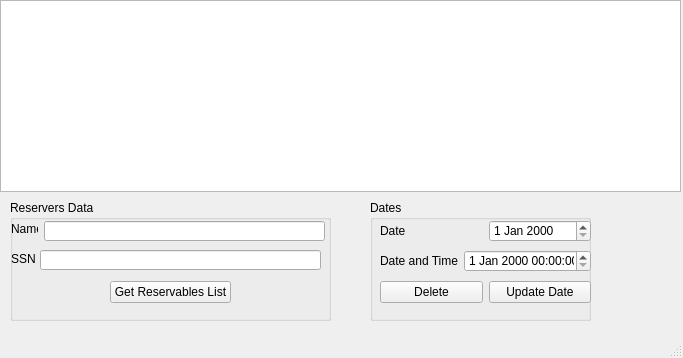
This is View/Receptionist/updatedeleteres.ui in hishamyakan/Hotel-Mangement-System as Qt 5 draws it before an edit. The edited form follows.
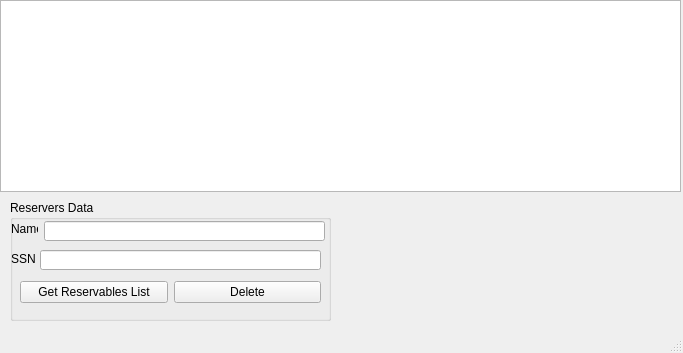
This is the edited form.

```diff
--- a/View/Receptionist/updatedeleteres.ui
+++ b/View/Receptionist/updatedeleteres.ui
@@ -7,7 +7,7 @@
     <x>0</x>
     <y>0</y>
     <width>683</width>
-    <height>358</height>
+    <height>353</height>
    </rect>
   </property>
   <property name="windowTitle">
@@ -92,19 +92,6 @@
       </rect>
      </property>
      <layout class="QHBoxLayout" name="horizontalLayout_3">
-      <item>
-       <spacer name="horizontalSpacer">
-        <property name="orientation">
-         <enum>Qt::Horizontal</enum>
-        </property>
-        <property name="sizeHint" stdset="0">
-         <size>
-          <width>40</width>
-          <height>20</height>
-         </size>
-        </property>
-       </spacer>
-      </item>
       <item>
        <widget class="QPushButton" name="GetReservationList">
         <property name="text">
@@ -113,101 +100,12 @@
        </widget>
       </item>
       <item>
-       <spacer name="horizontalSpacer_2">
-        <property name="orientation">
-         <enum>Qt::Horizontal</enum>
-        </property>
-        <property name="sizeHint" stdset="0">
-         <size>
-          <width>40</width>
-          <height>20</height>
-         </size>
-        </property>
-       </spacer>
-      </item>
-     </layout>
-    </widget>
-   </widget>
-   <widget class="QGroupBox" name="groupBox_2">
-    <property name="geometry">
-     <rect>
-      <x>370</x>
-      <y>200</y>
-      <width>221</width>
-      <height>121</height>
-     </rect>
-    </property>
-    <property name="title">
-     <string>Dates</string>
-    </property>
-    <widget class="QWidget" name="layoutWidget">
-     <property name="geometry">
-      <rect>
-       <x>10</x>
-       <y>20</y>
-       <width>211</width>
-       <height>22</height>
-      </rect>
-     </property>
-     <layout class="QHBoxLayout" name="horizontalLayout_2">
-      <item>
-       <widget class="QLabel" name="label_3">
-        <property name="text">
-         <string>Date</string>
-        </property>
-       </widget>
-      </item>
-      <item>
-       <widget class="QDateEdit" name="dateEdit"/>
-      </item>
-     </layout>
-    </widget>
-    <widget class="QWidget" name="layoutWidget">
-     <property name="geometry">
-      <rect>
-       <x>10</x>
-       <y>50</y>
-       <width>211</width>
-       <height>22</height>
-      </rect>
-     </property>
-     <layout class="QHBoxLayout" name="horizontalLayout">
-      <item>
-       <widget class="QLabel" name="label_4">
-        <property name="text">
-         <string>Date and Time</string>
-        </property>
-       </widget>
-      </item>
-      <item>
-       <widget class="QDateTimeEdit" name="dateTimeEdit"/>
-      </item>
-     </layout>
-    </widget>
-    <widget class="QWidget" name="layoutWidget">
-     <property name="geometry">
-      <rect>
-       <x>10</x>
-       <y>80</y>
-       <width>211</width>
-       <height>25</height>
-      </rect>
-     </property>
-     <layout class="QHBoxLayout" name="horizontalLayout_4">
-      <item>
        <widget class="QPushButton" name="Delete">
         <property name="text">
          <string>Delete</string>
         </property>
        </widget>
       </item>
-      <item>
-       <widget class="QPushButton" name="update">
-        <property name="text">
-         <string>Update Date</string>
-        </property>
-       </widget>
-      </item>
      </layout>
     </widget>
    </widget>
```
